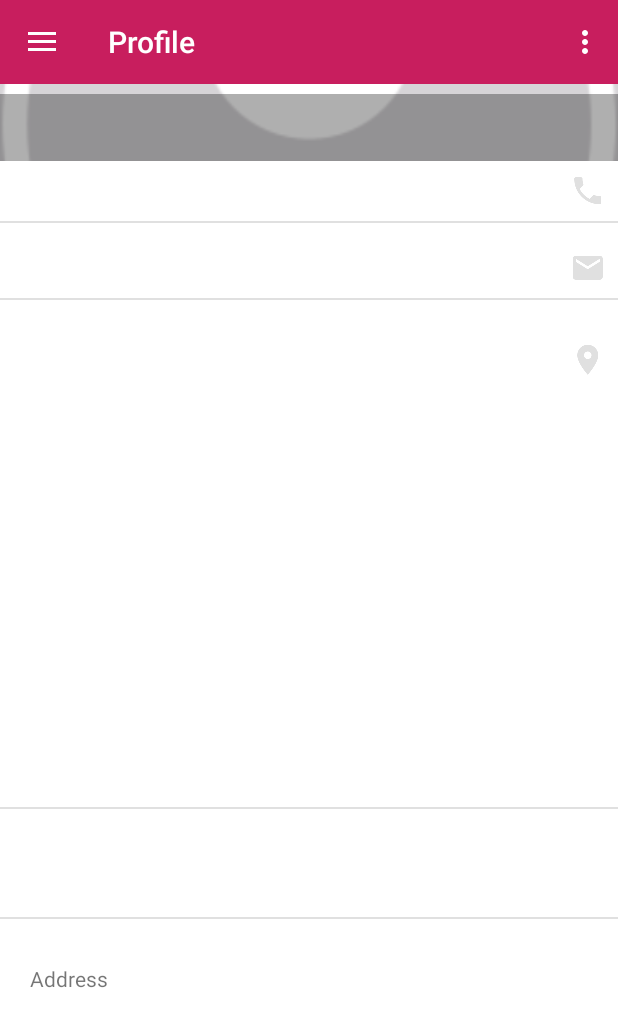
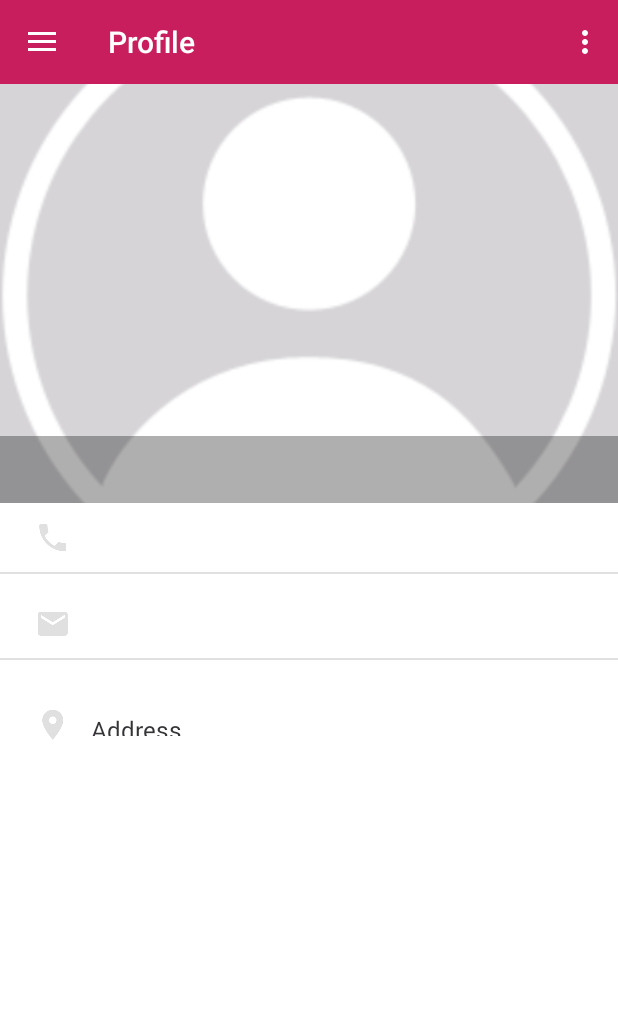
Before and after one commit to subbukathir/SchoolApp, an Android app: the Fragment_ProfileView screen opened directly, with no data from a screen before it, on a phone screen of 412 x 824 dp. Shown: the top 1027 px of the screen. Run offline under Robolectric (Android 15) with nearby library versions, the phone set to English and light mode, and no system bars; our stand-ins replace Volley; libraries missing offline, so code that uses them is left out: com.nostra13.universalimageloader; network calls fail; 19 statements that could not run were skipped.

Commit message:
Fragment_ProfileView.java is altered

```diff
--- a/app/src/main/java/com/daemon/oxfordschool/fragment/Fragment_ProfileView.java
+++ b/app/src/main/java/com/daemon/oxfordschool/fragment/Fragment_ProfileView.java
@@ -109,7 +109,7 @@ public class Fragment_ProfileView extends Fragment implements ImagePickListener,
             tv_profile_email=(TextView) view.findViewById(R.id.tv_profile_email);
             tv_lbl_profile_address=(TextView) view.findViewById(R.id.tv_lbl_profile_address);
             tv_profile_address=(TextView) view.findViewById(R.id.tv_profile_address);
-            image_view_profile = (ImageView) view.findViewById(R.id.img_view_profile);
+            image_view_profile = (ImageView) view.findViewById(R.id.iv_profile);
 
             profile_header = (RelativeLayout) view.findViewById(R.id.view_profile_header);
 
--- a/app/src/main/res/layout/fragment_profileview.xml
+++ b/app/src/main/res/layout/fragment_profileview.xml
@@ -17,94 +17,7 @@
             <include layout="@layout/view_profile_header"
                 android:id="@+id/view_profile_header"/>
 
-            <LinearLayout
-                android:layout_width="match_parent"
-                android:layout_height="match_parent"
-                android:layout_weight="0.8"
-                android:background="@color/color_white"
-                android:orientation="vertical">
 
-                <!-- Label mobile starts here -->
-
-                <LinearLayout
-                    android:layout_width="match_parent"
-                    android:layout_height="wrap_content"
-                    android:orientation="horizontal">
-
-
-                    <TextView
-                        android:id="@+id/tv_profile_mobile_number"
-                        style="@style/text_view_header_class"
-                        android:drawableRight="@drawable/ic_call_grey"/>
-
-                </LinearLayout>
-
-                <View style="@style/divider_style"></View>
-
-                <!-- Label mobile ends here -->
-
-                <!-- Label email starts here -->
-
-                <LinearLayout
-                    android:layout_width="match_parent"
-                    android:layout_height="wrap_content"
-                    android:layout_marginTop="@dimen/space_layout_margin"
-                    android:orientation="horizontal">
-
-
-                    <TextView
-                        android:id="@+id/tv_profile_email"
-                        style="@style/text_view_header_class"
-                        android:drawableRight="@drawable/ic_email_grey"
-                        android:layout_weight="1" />
-
-                </LinearLayout>
-
-                <View style="@style/divider_style"></View>
-
-                <!-- Label email ends here -->
-
-                <!-- Label address starts here -->
-
-                <LinearLayout
-                    android:layout_width="match_parent"
-                    android:layout_height="wrap_content"
-                    android:layout_marginTop="@dimen/space_layout_margin"
-                    android:orientation="horizontal">
-
-
-                    <LinearLayout
-                        android:layout_width="match_parent"
-                        android:layout_height="wrap_content"
-                        android:paddingTop="@dimen/space_layout_padding"
-                        android:orientation="vertical">
-
-                        <TextView
-                            android:id="@+id/tv_lbl_profile_address"
-                            style="@style/text_view_header_class"
-                            android:drawableRight="@drawable/ic_location_grey"
-
-                            android:text="@string/lbl_address" />
-
-                        <TextView
-                            android:id="@+id/tv_profile_address"
-                            style="@style/match_wrap_style"
-                            android:paddingLeft="@dimen/space_layout_padding"
-                            android:paddingRight="@dimen/space_layout_padding"
-                            android:paddingBottom="@dimen/space_layout_padding"
-                            android:layout_marginLeft="@dimen/space_layout_padding"
-                            android:layout_marginRight="@dimen/space_layout_padding"
-                            android:textSize="@dimen/lbl_size"
-                            android:textColor="@color/color_black" />
-
-
-                    </LinearLayout>
-
-                </LinearLayout>
-
-                <!-- Label address starts here -->
-
-            </LinearLayout>
             <include layout="@layout/view_profile_details" />
 
         </LinearLayout>
--- a/app/src/main/res/layout/view_profile_details.xml
+++ b/app/src/main/res/layout/view_profile_details.xml
@@ -10,15 +10,23 @@
 
     <LinearLayout
         android:layout_width="match_parent"
+        android:layout_height="match_parent"
+        android:layout_weight="0.8"
+        android:background="@color/color_white"
+        android:orientation="vertical">
+
+        <!-- Label mobile starts here -->
+
+        <LinearLayout
+            android:layout_width="match_parent"
             android:layout_height="wrap_content"
-        android:layout_marginTop="@dimen/space_layout_margin"
             android:orientation="horizontal">
 
 
             <TextView
                 android:id="@+id/tv_profile_mobile_number"
-            style="@style/text_view_profile_right_details"
-            android:layout_width="match_parent" />
+                style="@style/text_view_header_profile"
+                android:drawableLeft="@drawable/ic_call_grey"/>
 
         </LinearLayout>
 
@@ -37,8 +45,8 @@
 
             <TextView
                 android:id="@+id/tv_profile_email"
-            style="@style/text_view_profile_right_details"
-            android:layout_width="match_parent"
+                style="@style/text_view_header_profile"
+                android:drawableLeft="@drawable/ic_email_grey"
                 android:layout_weight="1" />
 
         </LinearLayout>
@@ -64,11 +72,9 @@
 
                 <TextView
                     android:id="@+id/tv_lbl_profile_address"
-                style="@style/match_wrap_style"
-                android:paddingTop="@dimen/space_layout_padding"
-                android:paddingLeft="@dimen/space_layout_padding"
-                android:layout_marginLeft="@dimen/space_layout_padding"
-                android:layout_marginRight="@dimen/space_layout_padding"
+                    style="@style/text_view_header_profile"
+                    android:drawableLeft="@drawable/ic_location_grey"
+
                     android:text="@string/lbl_address" />
 
                 <TextView
@@ -90,3 +96,5 @@
         <!-- Label address starts here -->
 
     </LinearLayout>
+
+</LinearLayout>
--- a/app/src/main/res/values/styles.xml
+++ b/app/src/main/res/values/styles.xml
@@ -99,11 +99,11 @@
     <style name="text_view_header_profile">
         <item name="android:layout_width">match_parent</item>
         <item name="android:layout_height">@dimen/margin_large</item>
-        <item name="android:textSize">@dimen/txt_view_medium</item>
+        <item name="android:textSize">@dimen/lbl_size</item>
         <item name="android:textColor">@color/color_dark_grey</item>
         <item name="android:singleLine">true</item>
         <item name="android:padding">@dimen/space_layout_padding</item>
-        <item name="android:layout_margin">@dimen/space_layout_margin</item>
+        <item name="android:layout_margin">@dimen/space_layout_margin_small</item>
         <item name="android:drawablePadding">@dimen/space_layout_padding_small</item>
     </style>
 
```
Lines whose indentation alone changed are shown as unchanged.
